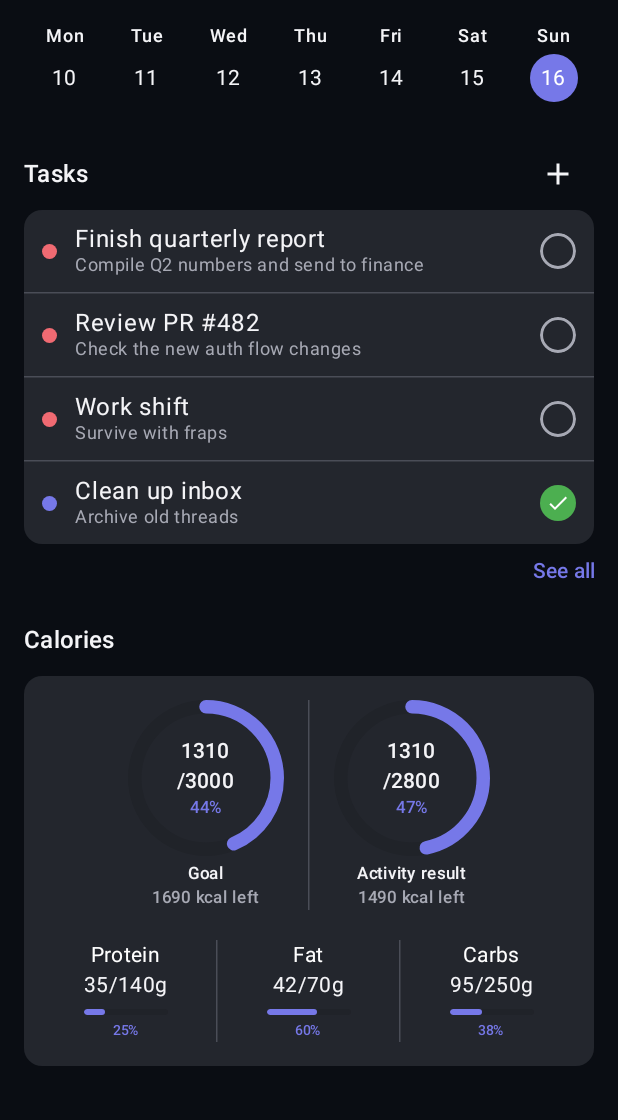
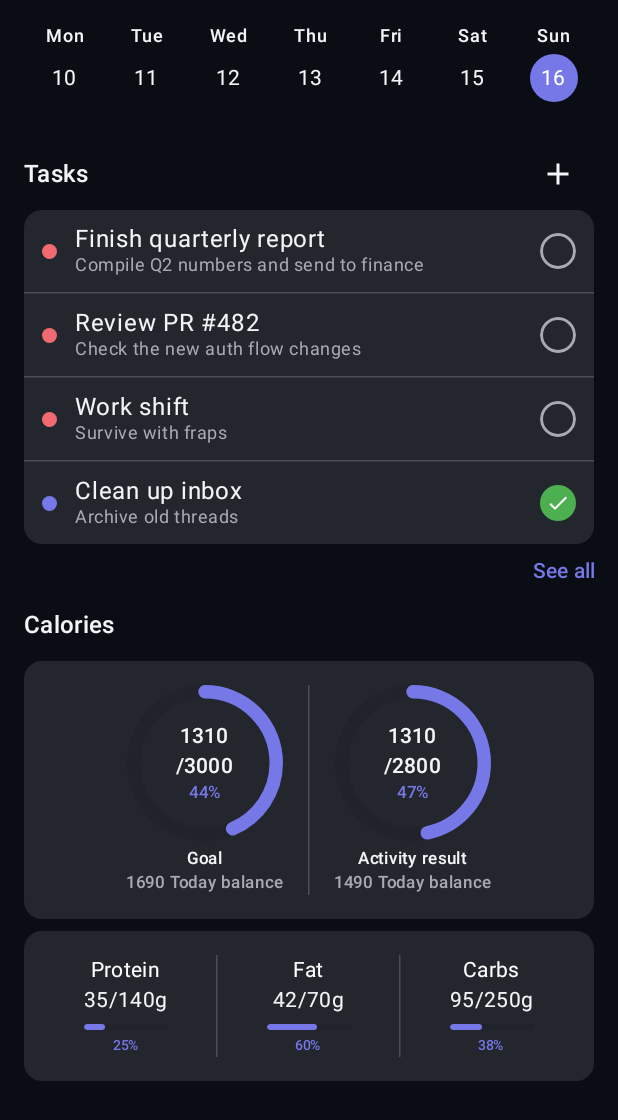
Before and after one commit to PLDima/TaskCal, an Android app built with Jetpack Compose: the composable TodayScreen shown on its own in the app's theme, on a phone screen of 412 x 824 dp. Shown: the top 1120 px of the screen. Run offline under Robolectric (Android 15) with nearby library versions, the phone set to English and light mode, and no system bars; our stand-ins replace Dagger/Hilt's generated code; libraries missing offline, so code that uses them is left out: androidx.hilt.lifecycle.

Commit message:
TKC - 5 - Today screen ui

```diff
--- a/app/src/main/java/inc/dimasic/taskcal/ui/screens/TodayScreen.kt
+++ b/app/src/main/java/inc/dimasic/taskcal/ui/screens/TodayScreen.kt
@@ -25,6 +25,8 @@ import androidx.compose.ui.draw.clip
 import androidx.compose.ui.graphics.Color
 import androidx.compose.ui.unit.dp
 import androidx.hilt.lifecycle.viewmodel.compose.hiltViewModel
+import inc.dimasic.taskcal.ui.screens.uiViews.CaloriesSection
+import inc.dimasic.taskcal.ui.screens.uiViews.TasksSection
 import java.time.DayOfWeek
 import java.time.LocalDate
 import java.time.format.TextStyle
@@ -73,7 +75,7 @@ fun TodayScreen(
             calories = calories,
             modifier = Modifier
                 .fillMaxWidth()
-                .padding(top = 24.dp),
+                .padding(top = 14.dp),
         )
     }
 }
--- a/app/src/main/java/inc/dimasic/taskcal/ui/screens/CaloriesSection.kt
+++ b/app/src/main/java/inc/dimasic/taskcal/ui/screens/uiViews/CaloriesSection.kt
@@ -1,4 +1,4 @@
-package inc.dimasic.taskcal.ui.screens
+package inc.dimasic.taskcal.ui.screens.uiViews
 
 import androidx.compose.foundation.Canvas
 import androidx.compose.foundation.background
@@ -46,14 +46,14 @@ fun CaloriesSection(
             modifier = Modifier
                 .fillMaxWidth()
                 .padding(top = 12.dp)
-                .clip(RoundedCornerShape(12.dp))
-                .background(ItemBackground)
-                .padding(16.dp),
         ) {
             Row(
                 modifier = Modifier
                     .fillMaxWidth()
-                    .height(IntrinsicSize.Min),
+                    .height(IntrinsicSize.Min)
+                    .clip(RoundedCornerShape(12.dp))
+                    .background(ItemBackground)
+                    .padding(16.dp),
                 horizontalArrangement = Arrangement.spacedBy(16.dp, Alignment.CenterHorizontally),
                 verticalAlignment = Alignment.CenterVertically,
             ) {
@@ -73,8 +73,11 @@ fun CaloriesSection(
             Row(
                 modifier = Modifier
                     .fillMaxWidth()
-                    .padding(top = 20.dp)
-                    .height(IntrinsicSize.Min),
+                    .padding(top = 8.dp)
+                    .height(IntrinsicSize.Min)
+                    .clip(RoundedCornerShape(12.dp))
+                    .background(ItemBackground)
+                    .padding(16.dp),
                 verticalAlignment = Alignment.CenterVertically,
             ) {
                 MacroRow(
@@ -178,7 +181,7 @@ private fun CaloriesProgress(
             modifier = Modifier.padding(top = 4.dp),
         )
         Text(
-            text = if (used > total) "$over kcal over" else "$remaining kcal left",
+            text = if (used > total) "$over kcal over" else "$remaining Today balance",
             style = MaterialTheme.typography.labelSmall,
             color = if (used > total) MaterialTheme.colorScheme.error else MaterialTheme.colorScheme.onSurfaceVariant,
         )
--- a/app/src/main/java/inc/dimasic/taskcal/ui/screens/TasksSection.kt
+++ b/app/src/main/java/inc/dimasic/taskcal/ui/screens/uiViews/TasksSection.kt
@@ -1,4 +1,4 @@
-package inc.dimasic.taskcal.ui.screens
+package inc.dimasic.taskcal.ui.screens.uiViews
 
 import androidx.compose.foundation.background
 import androidx.compose.foundation.border
```
